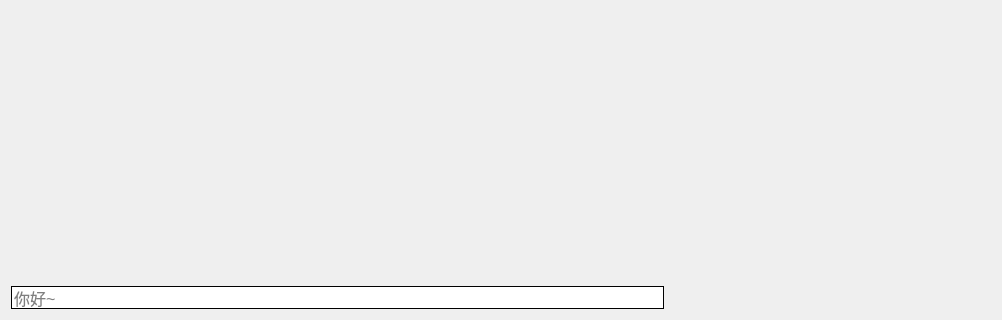
Old version of the form SleepRoom/overlay.ui in the repository jkjkil4/CloudSleep_JVer; both pictures show x 0 to 1002 and y 297 to 617 of the 1002 by 617 pixel window.
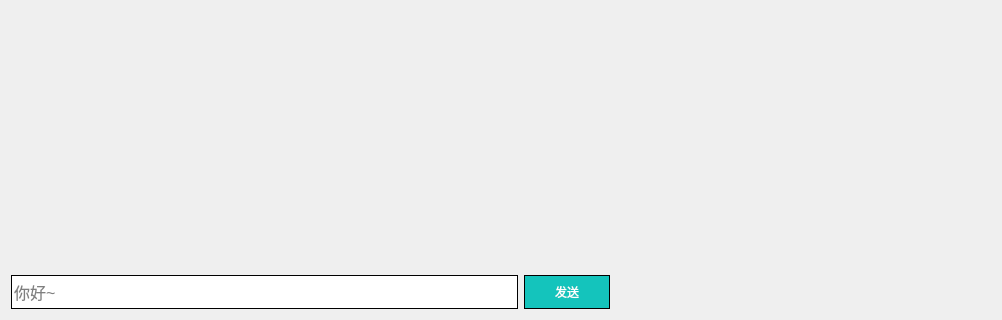
New version of the form.

```diff
--- a/SleepRoom/overlay.ui
+++ b/SleepRoom/overlay.ui
@@ -13,7 +13,7 @@
   <property name="windowTitle">
    <string>Form</string>
   </property>
-  <layout class="QVBoxLayout" name="verticalLayout_2">
+  <layout class="QVBoxLayout" name="verticalLayout_2" stretch="1,0">
    <item>
     <layout class="QHBoxLayout" name="horizontalLayout_2">
      <item>
@@ -49,9 +49,15 @@
     </layout>
    </item>
    <item>
-    <layout class="QHBoxLayout" name="horizontalLayout" stretch="4,2">
+    <layout class="QHBoxLayout" name="horLayoutChat" stretch="4,0,3">
      <item>
-      <widget class="QLineEdit" name="lineEdit">
+      <widget class="QLineEdit" name="editChat">
+       <property name="minimumSize">
+        <size>
+         <width>0</width>
+         <height>34</height>
+        </size>
+       </property>
        <property name="font">
         <font>
          <pointsize>12</pointsize>
@@ -69,7 +75,41 @@
       </widget>
      </item>
      <item>
-      <spacer name="horizontalSpacer_2">
+      <widget class="QPushButton" name="btnChat">
+       <property name="minimumSize">
+        <size>
+         <width>0</width>
+         <height>34</height>
+        </size>
+       </property>
+       <property name="focusPolicy">
+        <enum>Qt::NoFocus</enum>
+       </property>
+       <property name="styleSheet">
+        <string notr="true">QPushButton{
+	color: #FFFFFF;
+	background-color: rgb(20,196,188);
+	border: 1px solid black;
+	padding: 2px 30px;
+}
+
+:hover{
+	background-color: rgb(22,218,208);
+}
+:pressed{
+	background-color: rgb(17,171,164);
+}</string>
+       </property>
+       <property name="text">
+        <string>发送</string>
+       </property>
+       <property name="shortcut">
+        <string>Return</string>
+       </property>
+      </widget>
+     </item>
+     <item>
+      <spacer name="horSpacerChat">
        <property name="orientation">
         <enum>Qt::Horizontal</enum>
        </property>
```
Left out of the diff: 24 changed lines with no effect on the pictures.
